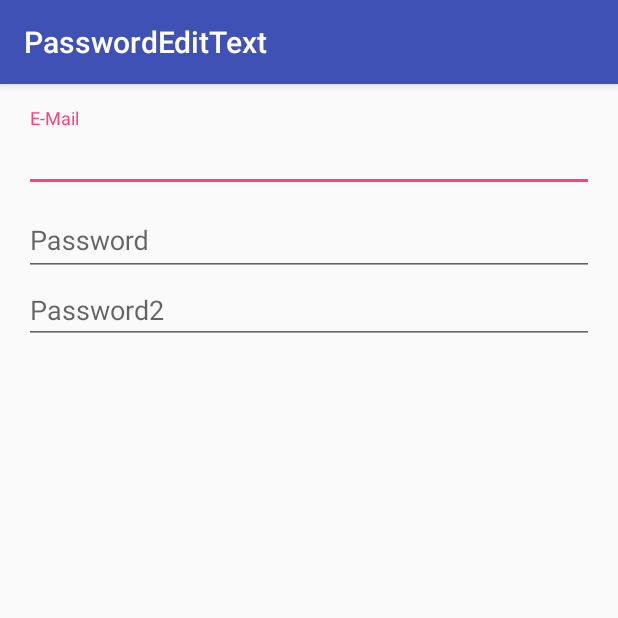
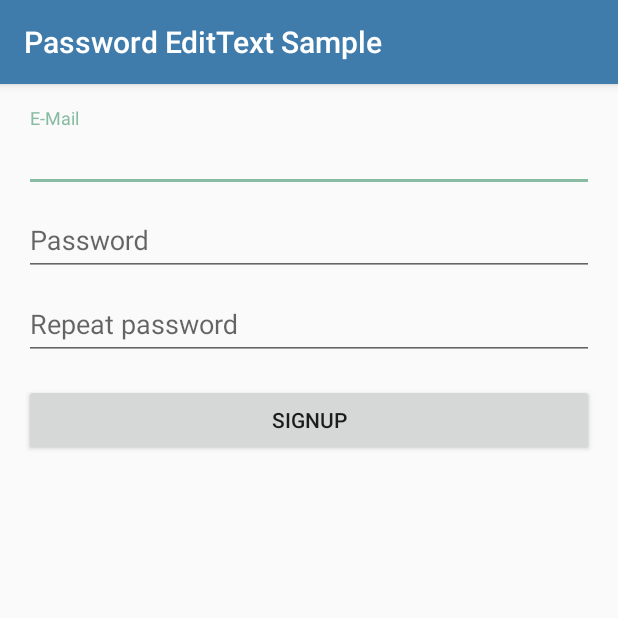
Before and after one commit to maksim88/PasswordEditText, an Android app: the screen it shows after launch (MainActivity), on a phone screen of 412 x 824 dp, the top half of it. Run offline under Robolectric (Android 15) with nearby library versions, the phone set to English and light mode, and no system bars.

Commit message:
added screenshot

```diff
--- a/sample/src/main/res/layout/activity_main.xml
+++ b/sample/src/main/res/layout/activity_main.xml
@@ -26,22 +26,35 @@
     <android.support.design.widget.TextInputLayout
         android:id="@+id/input_layout_password"
         android:layout_width="match_parent"
-
         android:layout_height="wrap_content">
 
         <com.maksim88.passwordedittext.PasswordEditText
             android:id="@+id/input_password"
+            android:layout_marginTop="16dp"
             android:layout_width="match_parent"
             android:layout_height="wrap_content"
             android:inputType="textPassword"
             android:hint="Password" />
     </android.support.design.widget.TextInputLayout>
 
-    <com.maksim88.passwordedittext.PasswordEditText
-        android:id="@+id/input_password2"
+    <android.support.design.widget.TextInputLayout
+        android:id="@+id/input_layout_password_repeat"
+        android:layout_width="match_parent"
+        android:layout_height="wrap_content">
+
+        <com.maksim88.passwordedittext.PasswordEditText
+            android:id="@+id/input_password_repeat"
+            android:layout_marginTop="16dp"
+            android:layout_width="match_parent"
+            android:layout_height="wrap_content"
+            android:inputType="textPassword"
+            android:hint="Repeat password" />
+    </android.support.design.widget.TextInputLayout>
+
+    <Button
+        android:layout_marginTop="16dp"
         android:layout_width="match_parent"
         android:layout_height="wrap_content"
-        android:inputType="textPassword"
-        android:hint="Password2" />
+        android:text="Signup"/>
 
 </LinearLayout>
--- a/sample/src/main/res/values/colors.xml
+++ b/sample/src/main/res/values/colors.xml
@@ -1,6 +1,6 @@
 <?xml version="1.0" encoding="utf-8"?>
 <resources>
-    <color name="colorPrimary">#3F51B5</color>
-    <color name="colorPrimaryDark">#303F9F</color>
-    <color name="colorAccent">#FF4081</color>
+    <color name="colorPrimary">#3F7CAC</color>
+    <color name="colorPrimaryDark">#364958</color>
+    <color name="colorAccent">#87BBA2</color>
 </resources>
--- a/sample/src/main/res/values/strings.xml
+++ b/sample/src/main/res/values/strings.xml
@@ -1,3 +1,3 @@
 <resources>
-    <string name="app_name">PasswordEditText</string>
+    <string name="app_name">Password EditText Sample</string>
 </resources>
```
Also changed, not shown: 2 other files.
